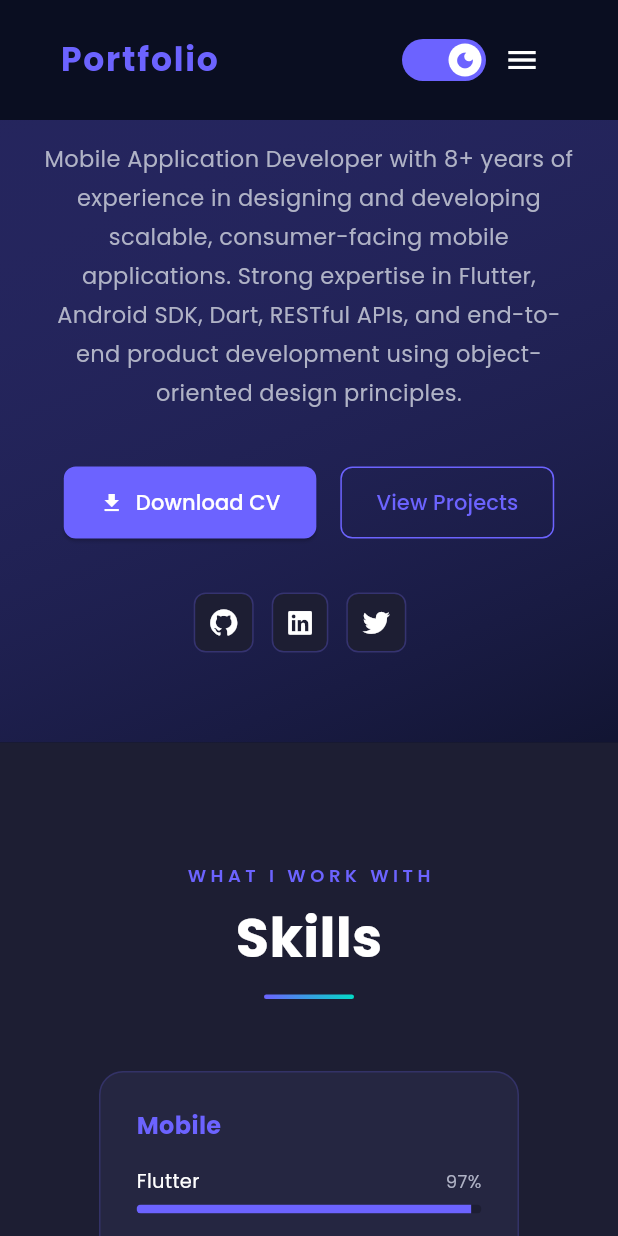
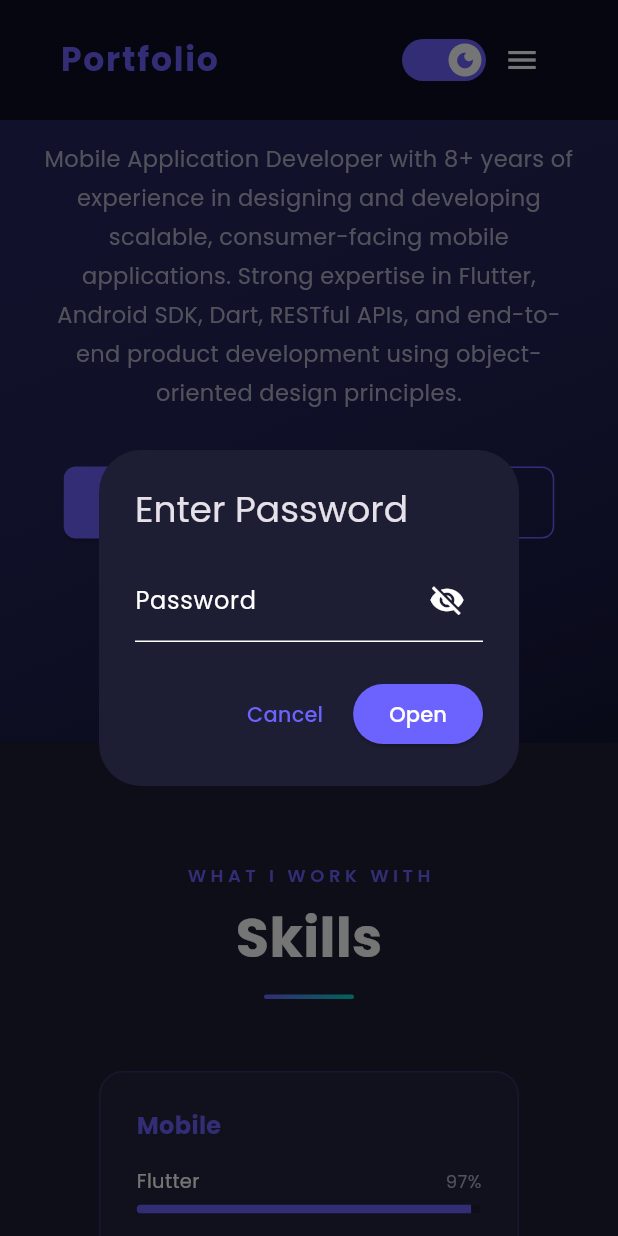
Before and after one commit to developerdeepesh/deepeshPortfolio, a Flutter app: the screen it shows after launch, scrolled down 576 dp, after a tap on "Download CV", on a phone screen of 412 x 824 dp. Run offline on Flutter 3.47's test engine with Material 3 defaults, Android fonts, the phone set to English and light mode, and no system bars; our stand-ins replace animated_text_kit, dartz, equatable, flutter_bloc, font_awesome_flutter, get_it and 1 more.

Commit message:
add some more changes

```diff
--- a/lib/features/portfolio/presentation/widgets/hero_section.dart
+++ b/lib/features/portfolio/presentation/widgets/hero_section.dart
@@ -57,6 +57,59 @@ class _HeroContent extends StatelessWidget {
   final VoidCallback? onViewProjects;
 
   const _HeroContent({this.centered = false, this.onViewProjects});
+
+  void _showPasswordDialog(BuildContext context) {
+    final controller = TextEditingController();
+    bool obscure = true;
+    String? error;
+
+    showDialog(
+      context: context,
+      builder: (ctx) => StatefulBuilder(
+        builder: (ctx, setState) => AlertDialog(
+          title: const Text('Enter Password'),
+          content: Column(
+            mainAxisSize: MainAxisSize.min,
+            children: [
+              TextField(
+                controller: controller,
+                obscureText: obscure,
+                decoration: InputDecoration(
+                  labelText: 'Password',
+                  errorText: error,
+                  suffixIcon: IconButton(
+                    icon: Icon(obscure ? Icons.visibility_off : Icons.visibility),
+                    onPressed: () => setState(() => obscure = !obscure),
+                  ),
+                ),
+                onSubmitted: (_) => _validate(ctx, controller.value.text, (e) => setState(() => error = e)),
+              ),
+            ],
+          ),
+          actions: [
+            TextButton(
+              onPressed: () => Navigator.pop(ctx),
+              child: const Text('Cancel'),
+            ),
+            ElevatedButton(
+              style: ElevatedButton.styleFrom(backgroundColor: AppTheme.primary, foregroundColor: Colors.white),
+              onPressed: () => _validate(ctx, controller.value.text, (e) => setState(() => error = e)),
+              child: const Text('Open'),
+            ),
+          ],
+        ),
+      ),
+    );
+  }
+
+  void _validate(BuildContext ctx, String value, void Function(String?) setError) {
+    if (value == '12312312') {
+      Navigator.pop(ctx);
+      launchUrl(Uri.parse(AppConstants.resumeUrl));
+    } else {
+      setError('Incorrect password');
+    }
+  }
 
   @override
   Widget build(BuildContext context) {
@@ -148,7 +201,7 @@ class _HeroContent extends StatelessWidget {
             _PrimaryButton(
               label: 'Download CV',
               icon: Icons.download,
-              onTap: () => launchUrl(Uri.parse(AppConstants.resumeUrl)),
+              onTap: () => _showPasswordDialog(context),
             ),
             _OutlineButton(
               label: 'View Projects',
--- a/lib/features/portfolio/presentation/widgets/projects_section.dart
+++ b/lib/features/portfolio/presentation/widgets/projects_section.dart
@@ -115,7 +115,7 @@ class _ProjectCardState extends State<_ProjectCard> {
               ClipRRect(
                 borderRadius:
                     const BorderRadius.vertical(top: Radius.circular(16)),
-                child: Image.network(
+                child: Image.asset(
                   widget.project.imageUrl,
                   height: 180,
                   width: double.infinity,
```
Also changed, not shown: lib/features/portfolio/data/datasources/portfolio_local_datasource.dart (+69 -19 lines), assets/images/arginet.png (added), assets/images/dwrs.png (added), assets/images/icici.png (added), assets/images/jaapCounter.png (added), assets/images/kathalog.png (added), assets/images/mobipetz.png (added), assets/images/naksha.png (added), assets/images/sarthak.png (added), assets/images/ujjain.png (added).
